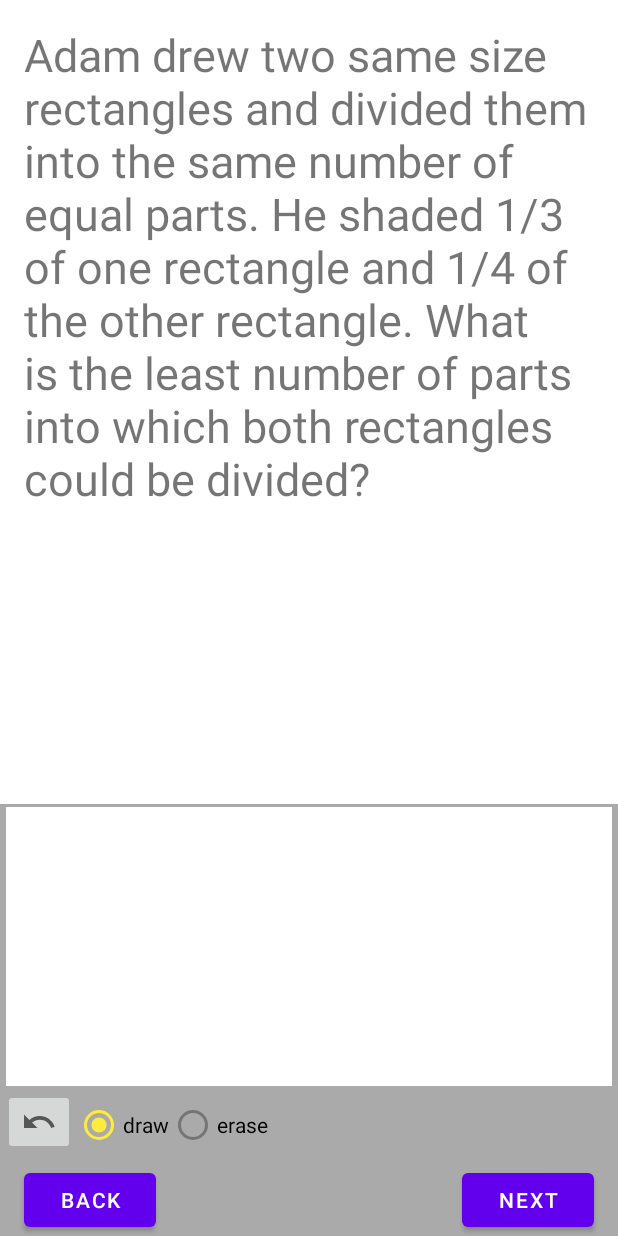
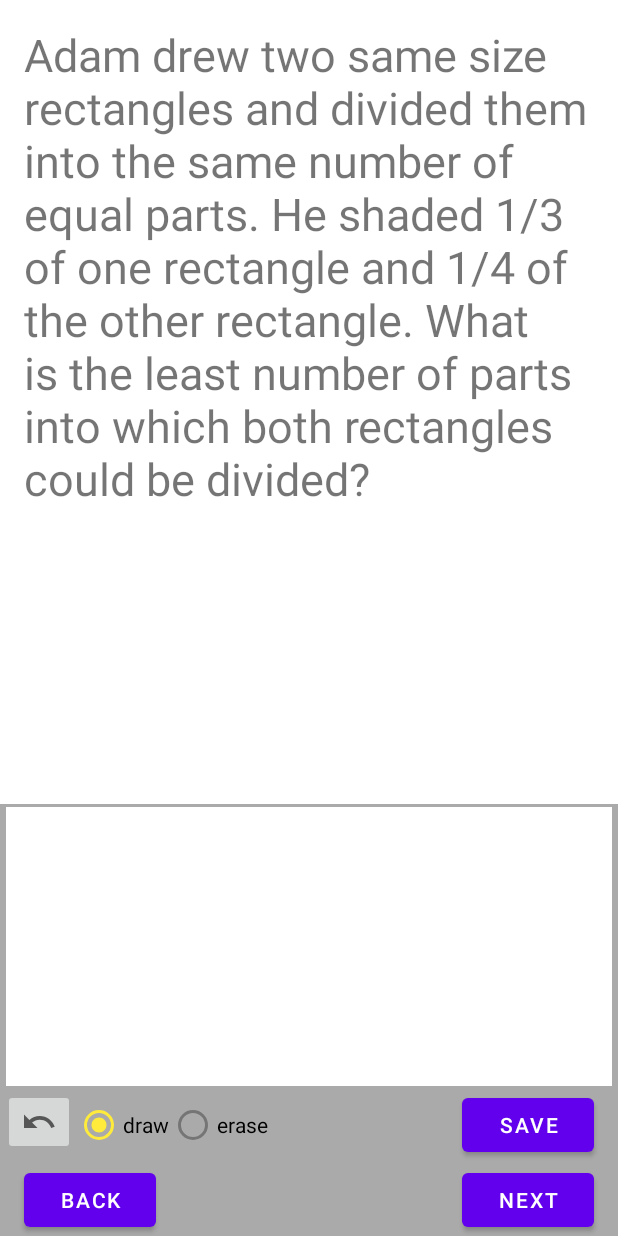
Before and after one commit to jinglebiscuits/fourth-grade-word-problems, an Android app: the DrawSceneFragment screen opened through its navigation route, on a phone screen of 412 x 824 dp. Run offline under Robolectric (Android 15) with nearby library versions, the phone set to English and light mode, and no system bars.

Commit message:
added a save button

```diff
--- a/app/src/main/res/layout/draw_layout.xml
+++ b/app/src/main/res/layout/draw_layout.xml
@@ -48,6 +48,18 @@
                 android:text="erase"
                 android:textColor="@color/black" />
         </RadioGroup>
+
+        <View
+            android:layout_width="0dp"
+            android:layout_height="0dp"
+            android:layout_weight="1" />
+
+        <Button
+            android:id="@+id/save_drawing"
+            android:layout_width="wrap_content"
+            android:layout_height="wrap_content"
+            android:layout_marginEnd="14dp"
+            android:text="save" />
     </LinearLayout>
 
 </androidx.constraintlayout.widget.ConstraintLayout>
```
